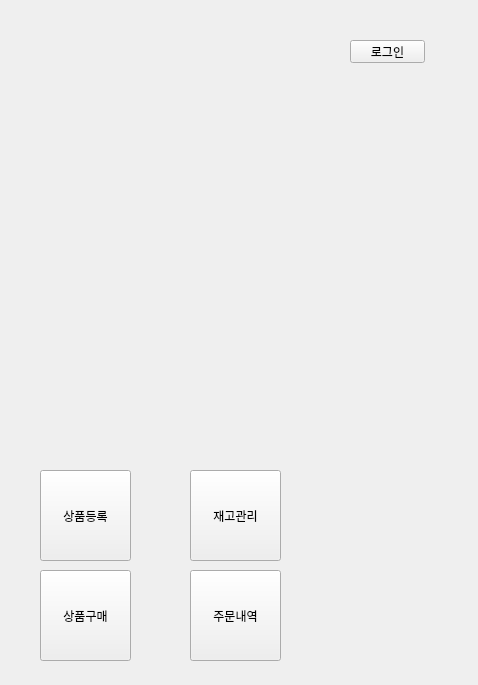
Qt form ui/main.ui (ElisaBluebell/project7smartstore) before a commit.
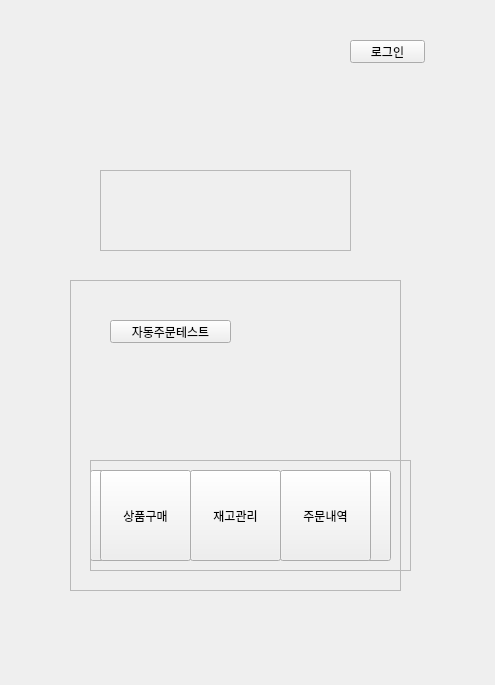
The same form after that commit. The open tabs and pages were chosen to show the change.

Diff of the .ui file:
```diff
--- a/ui/main.ui
+++ b/ui/main.ui
@@ -6,7 +6,7 @@
    <rect>
     <x>0</x>
     <y>0</y>
-    <width>478</width>
+    <width>495</width>
     <height>685</height>
    </rect>
   </property>
@@ -18,7 +18,7 @@
     <rect>
      <x>10</x>
      <y>10</y>
-     <width>450</width>
+     <width>461</width>
      <height>660</height>
     </rect>
    </property>
@@ -65,57 +65,155 @@
       <string>로그인</string>
      </property>
     </widget>
-    <widget class="QPushButton" name="MAIN_BT_seller_order">
+    <widget class="QFrame" name="alert_frame">
      <property name="geometry">
       <rect>
-       <x>180</x>
-       <y>460</y>
-       <width>91</width>
-       <height>91</height>
+       <x>90</x>
+       <y>160</y>
+       <width>251</width>
+       <height>81</height>
       </rect>
      </property>
-     <property name="text">
-      <string>재고관리</string>
+     <property name="frameShape">
+      <enum>QFrame::StyledPanel</enum>
      </property>
-    </widget>
-    <widget class="QPushButton" name="MAIN_BT_seller_insert">
-     <property name="geometry">
-      <rect>
-       <x>30</x>
-       <y>460</y>
-       <width>91</width>
-       <height>91</height>
-      </rect>
+     <property name="frameShadow">
+      <enum>QFrame::Raised</enum>
      </property>
-     <property name="text">
-      <string>상품등록</string>
-     </property>
+     <widget class="QPushButton" name="BT_alert">
+      <property name="geometry">
+       <rect>
+        <x>0</x>
+        <y>0</y>
+        <width>251</width>
+        <height>71</height>
+       </rect>
+      </property>
+      <property name="font">
+       <font>
+        <pointsize>15</pointsize>
+       </font>
+      </property>
+      <property name="text">
+       <string/>
+      </property>
+      <property name="default">
+       <bool>false</bool>
+      </property>
+      <property name="flat">
+       <bool>true</bool>
+      </property>
+     </widget>
     </widget>
-    <widget class="QPushButton" name="MAIN_BT_buyer_buy">
+    <widget class="QFrame" name="frame_seller">
      <property name="geometry">
       <rect>
-       <x>30</x>
-       <y>560</y>
-       <width>91</width>
-       <height>91</height>
+       <x>60</x>
+       <y>270</y>
+       <width>331</width>
+       <height>311</height>
       </rect>
      </property>
-     <property name="text">
-      <string>상품구매</string>
+     <property name="frameShape">
+      <enum>QFrame::StyledPanel</enum>
      </property>
+     <property name="frameShadow">
+      <enum>QFrame::Raised</enum>
+     </property>
+     <widget class="QPushButton" name="MAIN_BT_seller_insert">
+      <property name="geometry">
+       <rect>
+        <x>20</x>
+        <y>190</y>
+        <width>91</width>
+        <height>91</height>
+       </rect>
+      </property>
+      <property name="text">
+       <string>상품등록</string>
+      </property>
+     </widget>
+     <widget class="QPushButton" name="MAIN_BT_seller_order">
+      <property name="geometry">
+       <rect>
+        <x>120</x>
+        <y>190</y>
+        <width>91</width>
+        <height>91</height>
+       </rect>
+      </property>
+      <property name="text">
+       <string>재고관리</string>
+      </property>
+     </widget>
+     <widget class="QPushButton" name="MAIN_BT_seller_orderlist">
+      <property name="geometry">
+       <rect>
+        <x>230</x>
+        <y>190</y>
+        <width>91</width>
+        <height>91</height>
+       </rect>
+      </property>
+      <property name="text">
+       <string>주문목록</string>
+      </property>
+     </widget>
+     <widget class="QPushButton" name="tete">
+      <property name="geometry">
+       <rect>
+        <x>40</x>
+        <y>40</y>
+        <width>121</width>
+        <height>23</height>
+       </rect>
+      </property>
+      <property name="text">
+       <string>자동주문테스트</string>
+      </property>
+     </widget>
     </widget>
-    <widget class="QPushButton" name="MAIN_BT_buyer_orderlist">
+    <widget class="QFrame" name="frame_buyer">
      <property name="geometry">
       <rect>
-       <x>180</x>
-       <y>560</y>
-       <width>91</width>
-       <height>91</height>
+       <x>80</x>
+       <y>450</y>
+       <width>321</width>
+       <height>111</height>
       </rect>
      </property>
-     <property name="text">
-      <string>주문내역</string>
+     <property name="frameShape">
+      <enum>QFrame::StyledPanel</enum>
      </property>
+     <property name="frameShadow">
+      <enum>QFrame::Raised</enum>
+     </property>
+     <widget class="QPushButton" name="MAIN_BT_buyer_buy">
+      <property name="geometry">
+       <rect>
+        <x>10</x>
+        <y>10</y>
+        <width>91</width>
+        <height>91</height>
+       </rect>
+      </property>
+      <property name="text">
+       <string>상품구매</string>
+      </property>
+     </widget>
+     <widget class="QPushButton" name="MAIN_BT_buyer_orderlist">
+      <property name="geometry">
+       <rect>
+        <x>190</x>
+        <y>10</y>
+        <width>91</width>
+        <height>91</height>
+       </rect>
+      </property>
+      <property name="text">
+       <string>주문내역</string>
+      </property>
+     </widget>
     </widget>
    </widget>
    <widget class="QWidget" name="page_2">
```
Left out of the diff: 249 changed lines with no effect on the pictures.
